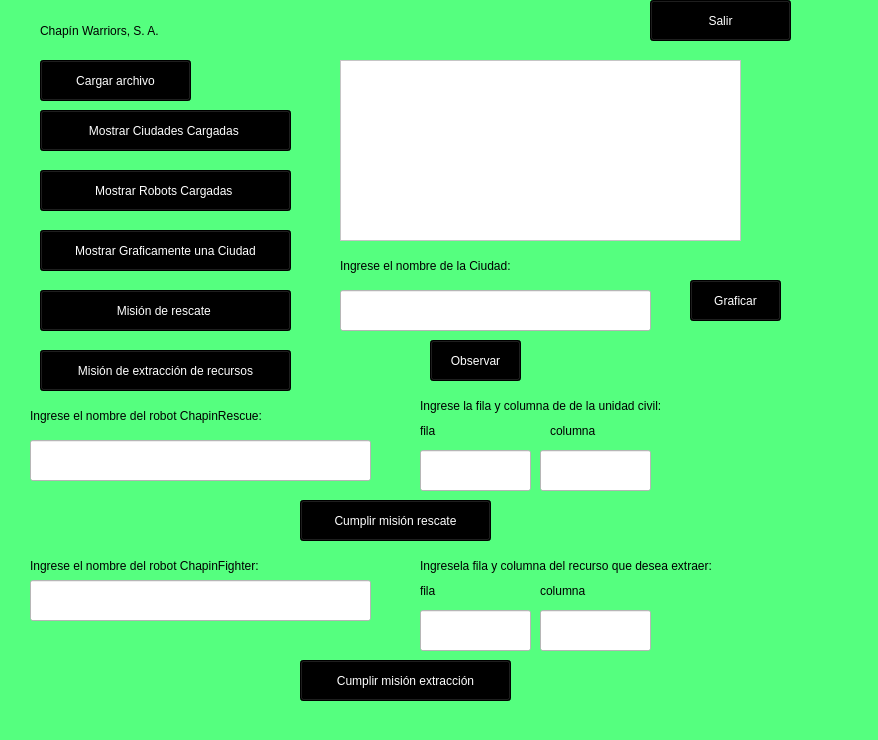
The window that principal.ui (NatalyDuarte/IPC2_Proyecto2_202001570) describes before a commit, drawn with Qt 5.
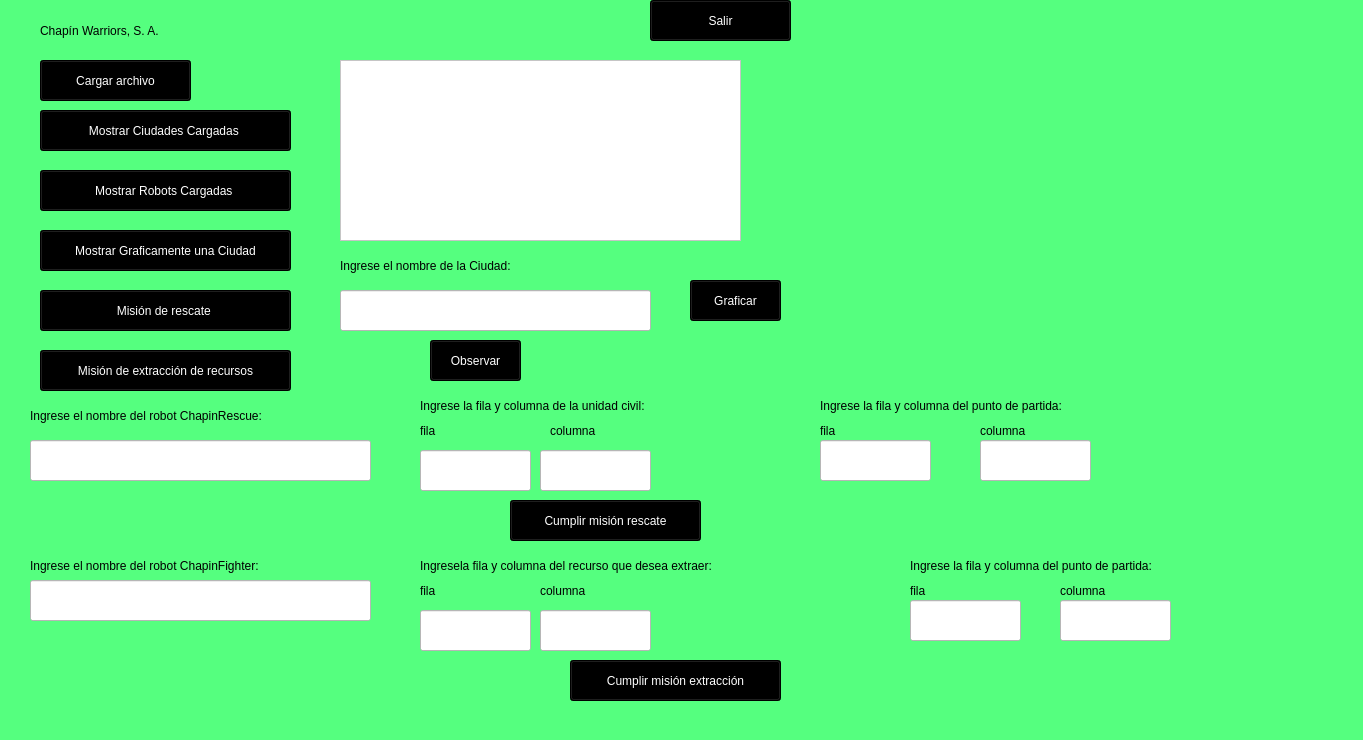
The same window after the commit.

What changed in the file:
```diff
--- a/principal.ui
+++ b/principal.ui
@@ -6,7 +6,7 @@
    <rect>
     <x>0</x>
     <y>0</y>
-    <width>878</width>
+    <width>1363</width>
     <height>740</height>
    </rect>
   </property>
@@ -262,7 +262,7 @@
      <string notr="true">font: 16pt &quot;Arial Narrow&quot;;</string>
     </property>
     <property name="text">
-     <string>Ingrese la fila y columna de de la unidad civil:</string>
+     <string>Ingrese la fila y columna de la unidad civil:</string>
     </property>
    </widget>
    <widget class="QLineEdit" name="lineEdit_3">
@@ -281,7 +281,7 @@
    <widget class="QPushButton" name="pushButton_9">
     <property name="geometry">
      <rect>
-      <x>300</x>
+      <x>510</x>
       <y>500</y>
       <width>191</width>
       <height>41</height>
@@ -357,7 +357,7 @@
    <widget class="QPushButton" name="pushButton_10">
     <property name="geometry">
      <rect>
-      <x>300</x>
+      <x>570</x>
       <y>660</y>
       <width>211</width>
       <height>41</height>
@@ -480,6 +480,154 @@
      <string notr="true">background-color: rgb(255, 255, 255);</string>
     </property>
    </widget>
+   <widget class="QLabel" name="label_11">
+    <property name="geometry">
+     <rect>
+      <x>820</x>
+      <y>390</y>
+      <width>371</width>
+      <height>31</height>
+     </rect>
+    </property>
+    <property name="styleSheet">
+     <string notr="true">font: 16pt &quot;Arial Narrow&quot;;</string>
+    </property>
+    <property name="text">
+     <string>Ingrese la fila y columna del punto de partida:</string>
+    </property>
+   </widget>
+   <widget class="QLabel" name="label_12">
+    <property name="geometry">
+     <rect>
+      <x>820</x>
+      <y>420</y>
+      <width>41</width>
+      <height>21</height>
+     </rect>
+    </property>
+    <property name="styleSheet">
+     <string notr="true">font: 16pt &quot;Arial Narrow&quot;;</string>
+    </property>
+    <property name="text">
+     <string>fila</string>
+    </property>
+   </widget>
+   <widget class="QLineEdit" name="lineEdit_8">
+    <property name="geometry">
+     <rect>
+      <x>820</x>
+      <y>440</y>
+      <width>111</width>
+      <height>41</height>
+     </rect>
+    </property>
+    <property name="styleSheet">
+     <string notr="true">background-color: rgb(255, 255, 255);</string>
+    </property>
+   </widget>
+   <widget class="QLabel" name="label_13">
+    <property name="geometry">
+     <rect>
+      <x>980</x>
+      <y>420</y>
+      <width>101</width>
+      <height>21</height>
+     </rect>
+    </property>
+    <property name="styleSheet">
+     <string notr="true">font: 16pt &quot;Arial Narrow&quot;;</string>
+    </property>
+    <property name="text">
+     <string>columna</string>
+    </property>
+   </widget>
+   <widget class="QLineEdit" name="lineEdit_9">
+    <property name="geometry">
+     <rect>
+      <x>980</x>
+      <y>440</y>
+      <width>111</width>
+      <height>41</height>
+     </rect>
+    </property>
+    <property name="styleSheet">
+     <string notr="true">background-color: rgb(255, 255, 255);</string>
+    </property>
+   </widget>
+   <widget class="QLabel" name="label_14">
+    <property name="geometry">
+     <rect>
+      <x>910</x>
+      <y>550</y>
+      <width>371</width>
+      <height>31</height>
+     </rect>
+    </property>
+    <property name="styleSheet">
+     <string notr="true">font: 16pt &quot;Arial Narrow&quot;;</string>
+    </property>
+    <property name="text">
+     <string>Ingrese la fila y columna del punto de partida:</string>
+    </property>
+   </widget>
+   <widget class="QLabel" name="label_15">
+    <property name="geometry">
+     <rect>
+      <x>910</x>
+      <y>580</y>
+      <width>41</width>
+      <height>21</height>
+     </rect>
+    </property>
+    <property name="styleSheet">
+     <string notr="true">font: 16pt &quot;Arial Narrow&quot;;</string>
+    </property>
+    <property name="text">
+     <string>fila</string>
+    </property>
+   </widget>
+   <widget class="QLineEdit" name="lineEdit_10">
+    <property name="geometry">
+     <rect>
+      <x>910</x>
+      <y>600</y>
+      <width>111</width>
+      <height>41</height>
+     </rect>
+    </property>
+    <property name="styleSheet">
+     <string notr="true">background-color: rgb(255, 255, 255);</string>
+    </property>
+   </widget>
+   <widget class="QLabel" name="label_16">
+    <property name="geometry">
+     <rect>
+      <x>1060</x>
+      <y>580</y>
+      <width>101</width>
+      <height>21</height>
+     </rect>
+    </property>
+    <property name="styleSheet">
+     <string notr="true">font: 16pt &quot;Arial Narrow&quot;;</string>
+    </property>
+    <property name="text">
+     <string>columna</string>
+    </property>
+   </widget>
+   <widget class="QLineEdit" name="lineEdit_11">
+    <property name="geometry">
+     <rect>
+      <x>1060</x>
+      <y>600</y>
+      <width>111</width>
+      <height>41</height>
+     </rect>
+    </property>
+    <property name="styleSheet">
+     <string notr="true">background-color: rgb(255, 255, 255);</string>
+    </property>
+   </widget>
   </widget>
   <widget class="QMenuBar" name="menubar">
    <property name="geometry">
```
Left out of the diff: 2 changed lines with no effect on the pictures.
